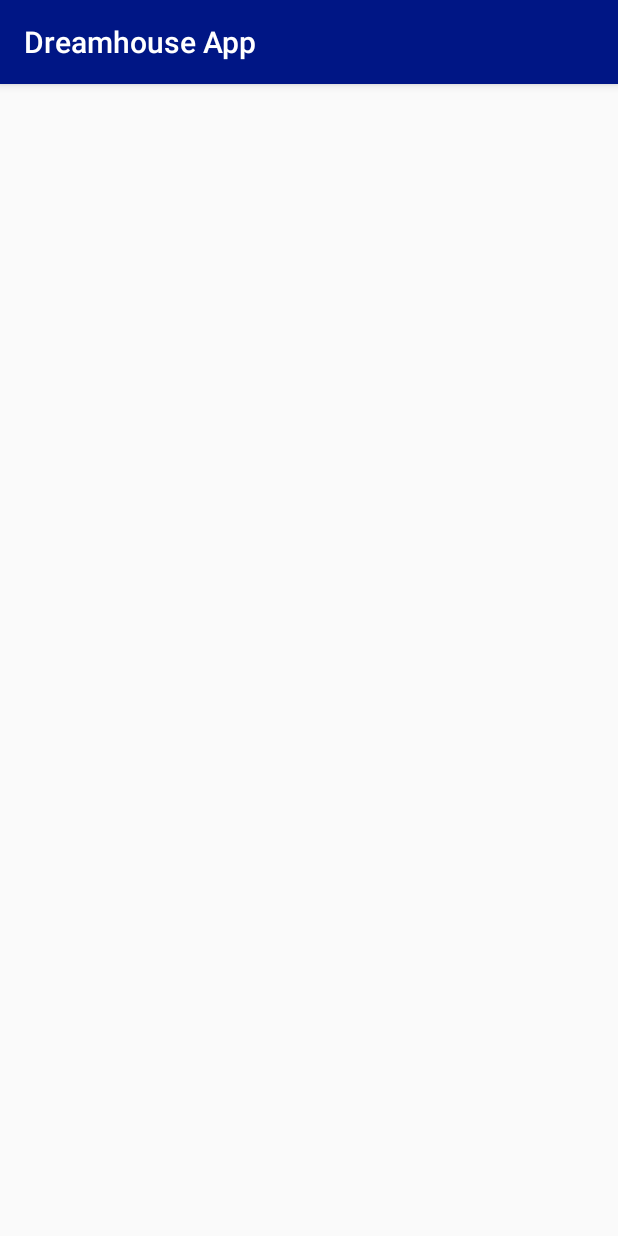
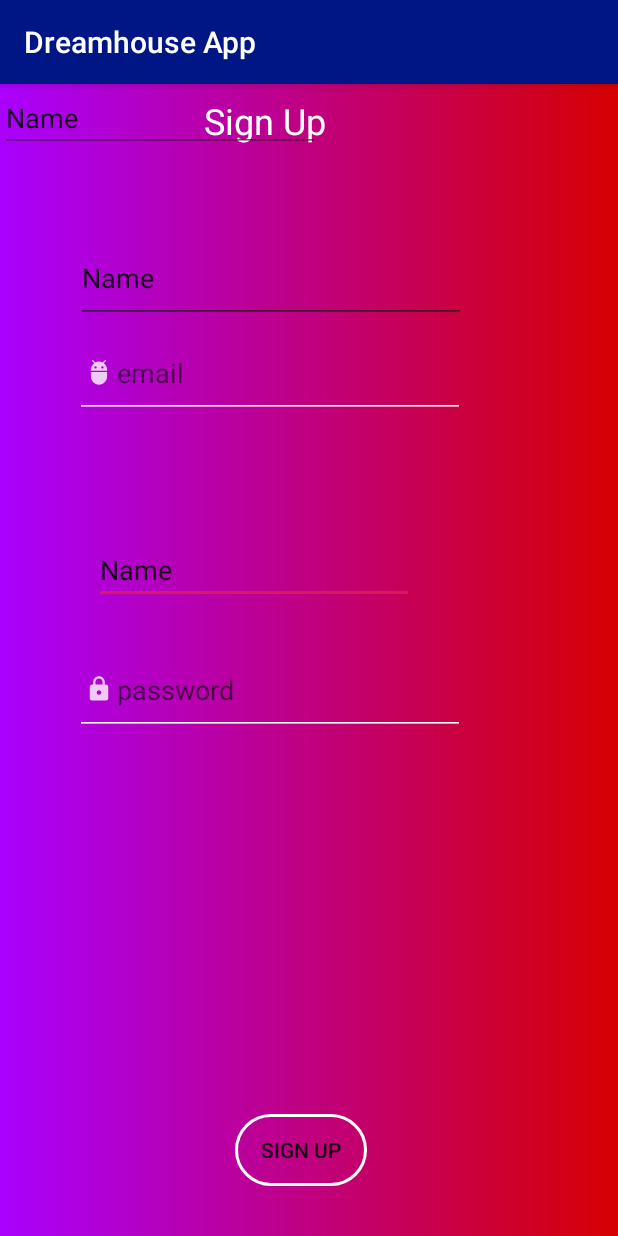
Before and after one commit to Christine-N-Mwaura/DreamHouseApp, an Android app: the signup screen opened directly, with no data from a screen before it, on a phone screen of 412 x 824 dp. Run offline under Robolectric (Android 15) with nearby library versions, the phone set to English and light mode, and no system bars.

Commit message:
add views to the sign up layout.

```diff
--- a/app/src/main/res/layout/activity_signup.xml
+++ b/app/src/main/res/layout/activity_signup.xml
@@ -1,9 +1,136 @@
 <?xml version="1.0" encoding="utf-8"?>
-<androidx.constraintlayout.widget.ConstraintLayout xmlns:android="http://schemas.android.com/apk/res/android"
+<RelativeLayout
+    xmlns:android="http://schemas.android.com/apk/res/android"
     xmlns:app="http://schemas.android.com/apk/res-auto"
     xmlns:tools="http://schemas.android.com/tools"
     android:layout_width="match_parent"
     android:layout_height="match_parent"
-    tools:context=".signup">
+    android:background="@drawable/gradient"
+    tools:context=".MainActivity">
 
-</androidx.constraintlayout.widget.ConstraintLayout>
+    <androidx.constraintlayout.widget.ConstraintLayout
+        android:layout_width="match_parent"
+        android:layout_height="match_parent">
+
+        <TextView
+            android:id="@+id/signUpTextView"
+            android:layout_width="150dp"
+            android:layout_height="60dp"
+            android:layout_marginTop="8dp"
+            android:text="Sign Up"
+            android:textColor="@android:color/white"
+            android:textSize="24sp"
+            app:layout_constraintEnd_toEndOf="parent"
+            app:layout_constraintHorizontal_bias="0.52"
+            app:layout_constraintStart_toStartOf="parent"
+            app:layout_constraintTop_toTopOf="parent" />
+
+        <EditText
+            android:id="@+id/editText5"
+            android:layout_width="wrap_content"
+            android:layout_height="wrap_content"
+            android:layout_marginStart="62dp"
+            android:layout_marginTop="183dp"
+            android:layout_marginEnd="136dp"
+            android:layout_marginBottom="27dp"
+            android:ems="10"
+            android:inputType="textPersonName"
+            android:text="Name"
+            app:layout_constraintBottom_toTopOf="@+id/passwordEditText"
+            app:layout_constraintEnd_toEndOf="parent"
+            app:layout_constraintHorizontal_bias="1.0"
+            app:layout_constraintStart_toStartOf="parent"
+            app:layout_constraintTop_toBottomOf="@+id/emailEditText"
+            app:layout_constraintVertical_bias="1.0" />
+
+        <EditText
+            android:id="@+id/emailEditText"
+            android:layout_width="260dp"
+            android:layout_height="60dp"
+            android:layout_marginStart="50dp"
+            android:layout_marginTop="160dp"
+            android:layout_marginEnd="50dp"
+            android:layout_marginBottom="77dp"
+            android:backgroundTint="@android:color/white"
+            android:drawableLeft="@drawable/ic_action_user"
+            android:ems="10"
+            android:hint="email"
+            android:inputType="textEmailAddress"
+            android:textColor="@android:color/white"
+            app:layout_constraintBottom_toTopOf="@+id/passwordEditText"
+            app:layout_constraintEnd_toEndOf="parent"
+            app:layout_constraintHorizontal_bias="0.0"
+            app:layout_constraintStart_toStartOf="parent"
+            app:layout_constraintTop_toBottomOf="@+id/signUpTextView"
+            app:layout_constraintVertical_bias="0.51" />
+
+        <EditText
+            android:id="@+id/editText"
+            android:layout_width="260dp"
+            android:layout_height="60dp"
+            android:layout_marginStart="56dp"
+            android:layout_marginTop="98dp"
+            android:layout_marginEnd="142dp"
+            android:layout_marginBottom="40dp"
+            android:ems="10"
+            android:inputType="textPersonName"
+            android:text="Name"
+            app:layout_constraintBottom_toTopOf="@+id/emailEditText"
+            app:layout_constraintEnd_toEndOf="parent"
+            app:layout_constraintHorizontal_bias="0.127"
+            app:layout_constraintStart_toStartOf="parent"
+            app:layout_constraintTop_toBottomOf="@+id/signUpTextView"
+            app:layout_constraintVertical_bias="0.644" />
+
+        <EditText
+            android:id="@+id/editText6"
+            android:layout_width="wrap_content"
+            android:layout_height="wrap_content"
+            android:layout_marginEnd="15dp"
+            android:layout_marginBottom="8dp"
+            android:ems="10"
+            android:inputType="textPersonName"
+            android:text="Name"
+            app:layout_constraintBottom_toTopOf="@+id/signUpTextView"
+            app:layout_constraintEnd_toStartOf="@+id/signUpTextView"
+            app:layout_constraintHorizontal_bias="0.0"
+            app:layout_constraintStart_toStartOf="parent"
+            app:layout_constraintTop_toTopOf="parent"
+            app:layout_constraintVertical_bias="0.0" />
+
+        <EditText
+            android:id="@+id/passwordEditText"
+            android:layout_width="260dp"
+            android:layout_height="60dp"
+            android:layout_marginStart="50dp"
+            android:layout_marginTop="74dp"
+            android:layout_marginEnd="50dp"
+            android:layout_marginBottom="399dp"
+            android:backgroundTint="@android:color/white"
+            android:drawableLeft="@drawable/ic_action_password"
+            android:ems="10"
+            android:hint="password"
+            android:inputType="textPassword"
+            app:layout_constraintBottom_toBottomOf="parent"
+            app:layout_constraintEnd_toEndOf="parent"
+            app:layout_constraintHorizontal_bias="0.0"
+            app:layout_constraintStart_toStartOf="parent"
+            app:layout_constraintTop_toBottomOf="@+id/emailEditText" />
+
+        <Button
+            android:id="@+id/signUpButton"
+            android:layout_width="wrap_content"
+            android:layout_height="wrap_content"
+            android:layout_marginStart="156dp"
+            android:layout_marginEnd="167dp"
+            android:layout_marginBottom="33dp"
+            android:background="@drawable/button"
+            android:clickable="true"
+            android:text="Sign Up"
+            app:layout_constraintBottom_toBottomOf="parent"
+            app:layout_constraintEnd_toEndOf="parent"
+            app:layout_constraintStart_toStartOf="parent" />
+
+    </androidx.constraintlayout.widget.ConstraintLayout>
+
+</RelativeLayout>
```
